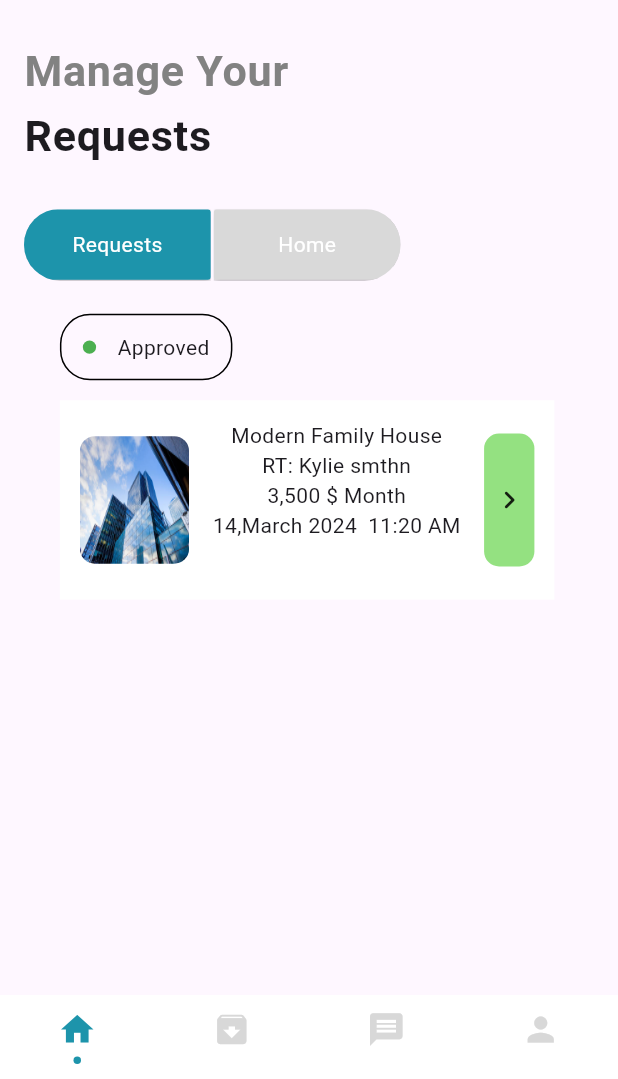
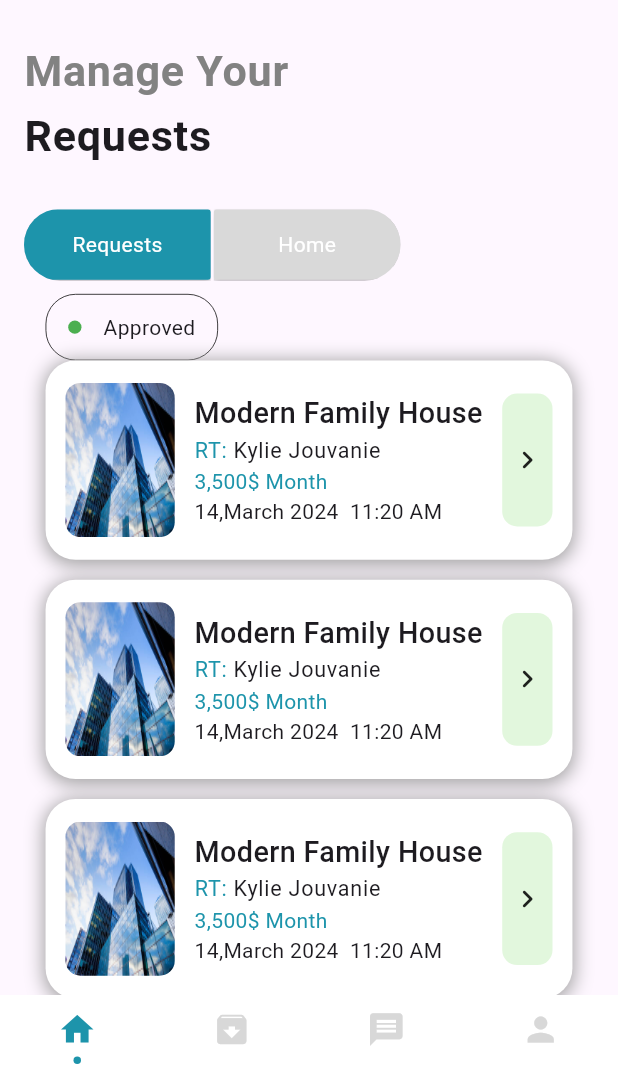
Before and after one commit to ahmad20066/real-estate, a Flutter app: the screen it shows after launch, after a tap on "Requests", on a phone screen of 412 x 824 dp, the part 157-1236 px from its top. Run offline on Flutter 3.47's test engine with Material 3 defaults, Android fonts, the phone set to English and light mode, and no system bars; drawn by our look-alikes of cached_network_image, persistent_bottom_nav_bar; our stand-ins replace dio, file_picker, flutter_image_compress, flutter_screenutil, get, get_storage and 3 more; network calls fail; project files that could hold a hidden picture were left out.

Commit message:
15/4/2024

```diff
--- a/lib/common/constants/colors.dart
+++ b/lib/common/constants/colors.dart
@@ -6,4 +6,6 @@ class AppColors {
   static const kPrimaryGreyColor = Color(0xFF828282);
   static const kLightGreyColor = Color(0xFFD9D9D9);
   static const kLightGreenColor = Color(0xFF94E181);
+  static const purpleColor = Color(0xFFD389C9);
+  static const blueColor = Color(0xFF2EB0C9);
 }
--- a/lib/common/widgets/custom_button.dart
+++ b/lib/common/widgets/custom_button.dart
@@ -8,6 +8,7 @@ class CustomButton extends StatelessWidget {
   final double height, width;
   final String text;
   final VoidCallback onTap;
+  final Color buttonColor;
 
   const CustomButton({
     Key? key,
@@ -15,6 +16,7 @@ class CustomButton extends StatelessWidget {
     this.height = 50,
     required this.text,
     required this.onTap,
+    this.buttonColor = AppColors.primaryColor
   }) : super(key: key);
 
   @override
@@ -28,7 +30,7 @@ class CustomButton extends StatelessWidget {
         width: width.w,
         decoration: BoxDecoration(
             borderRadius: BorderRadius.circular(5),
-            color: AppColors.primaryColor),
+            color: buttonColor),
         child: Text(
           text,
           style: TextStyle(color: Colors.white, fontSize: 20.sp),
--- a/lib/features/home/widgets/home_header.dart
+++ b/lib/features/home/widgets/home_header.dart
@@ -6,6 +6,9 @@ import 'package:real_estate/common/enums/home_enum.dart';
 import 'package:real_estate/features/home/controller/home_controller.dart';
 import 'package:real_estate/features/home/widgets/home_button.dart';
 import 'package:real_estate/features/home/widgets/home_user_info.dart';
+import 'package:real_estate/features/requests/widgets/request_widget.dart';
+import 'package:real_estate/features/requests/widgets/status_widget.dart';
+import 'package:real_estate/features/requests/widgets/requests_body.dart';
 
 // ignore: must_be_immutable
 class HomePageHeader extends StatelessWidget {
@@ -13,7 +16,8 @@ class HomePageHeader extends StatelessWidget {
   var controller = Get.find<HomeController>();
   @override
   Widget build(BuildContext context) {
-    return Column(
+    return SingleChildScrollView(
+      child: Column(
         crossAxisAlignment: CrossAxisAlignment.start,
         children: [
           const HomeUserInfo(),
@@ -52,7 +56,8 @@ class HomePageHeader extends StatelessWidget {
             () => Row(
               children: [
                 HomeButton(
-                isClicked: controller.currentScreen.value == HomeEnum.requests,
+                  isClicked:
+                      controller.currentScreen.value == HomeEnum.requests,
                   isRight: true,
                   onPressed: () {
                     controller.changeCurrentScreenStatus(HomeEnum.requests);
@@ -73,82 +78,15 @@ class HomePageHeader extends StatelessWidget {
               ],
             ),
           ),
-        SizedBox(
-          height: 15.h,
+          Obx(
+            () => controller.currentScreen.value == HomeEnum.home
+                ? Container(
+                    child: Text('HOME'),
+                  )
+                : RequestsBody()
           ),
-        Padding(
-          padding: EdgeInsets.symmetric(vertical: 10.h, horizontal: 25.w),
-          child: Column(
-            crossAxisAlignment: CrossAxisAlignment.start,
-            children: [
-              Container(
-                height: 50.h,
-                width: 120.w,
-                decoration: BoxDecoration(
-                  borderRadius: BorderRadius.circular(20),
-                  border: Border.all(color: Colors.black),
-                ),
-                child: Row(
-                  mainAxisAlignment: MainAxisAlignment.spaceEvenly,
-                  children: [
-                    CircleAvatar(
-                      backgroundColor: Colors.green,
-                      radius: 5.r,
-                    ),
-                    Text('Approved')
         ],
       ),
-              ),
-              SizedBox(
-                height: 15.h,
-              ),
-              Container(
-                height: 150.h,
-                width: 344.w,
-                padding: EdgeInsets.all(15.h),
-                decoration: BoxDecoration(
-                  color: Colors.white,
-                ),
-                child: Row(
-                  mainAxisAlignment: MainAxisAlignment.spaceBetween,
-                  children: [
-                    Container(
-                      width: 76.w,
-                      height: 96.h,
-                      child: ClipRRect(
-                          borderRadius: BorderRadius.circular(10),
-                          child: Image.asset(
-                            'assets/images/building.jpg',
-                            fit: BoxFit.fill,
-                          )),
-                    ), //
-                    Column(
-                      children: [
-                        Text("Modern Family House", style: Theme.of(context).textTheme.bodyMedium,),
-                        Text("RT: Kylie smthn"),
-                        Text("3,500 \$ Month"),
-                        Text("14,March 2024  11:20 AM")
-                      ],
-                    ),
-                    GestureDetector(
-                      child: Container(
-                        height: 100.h,
-                        width: 35.w,
-                        decoration: BoxDecoration(
-                            color: AppColors.kLightGreenColor,
-                            borderRadius: BorderRadius.circular(10)),
-                        child: Center(
-                          child: Icon(Icons.keyboard_arrow_right_rounded),
-                        ),
-                      ),
-                    )
-                  ],
-                ),
-              )
-            ],
-          ),
-        ),
-      ],
     );
   }
 }
--- /dev/null
+++ b/lib/features/requests/widgets/request_widget.dart
@@ -0,0 +1,100 @@
+import 'package:flutter/material.dart';
+import 'package:flutter_screenutil/flutter_screenutil.dart';
+import 'package:get/get.dart';
+import 'package:real_estate/common/constants/colors.dart';
+import 'package:real_estate/common/routes/app_routes.dart';
+
+class RequestWidget extends StatelessWidget {
+  final Color buttonColor;
+  RequestWidget({
+    required this.buttonColor,
+  });
+
+  @override
+  Widget build(BuildContext context) {
+    return Container(
+      height: 150.h,
+      width: 360.w,
+      padding: EdgeInsets.all(15.h),
+      margin: EdgeInsets.only(bottom: 15.h),
+      decoration: BoxDecoration(
+          color: Colors.white,
+          borderRadius: BorderRadius.circular(20),
+          boxShadow: const [
+            BoxShadow(
+              color: Colors.grey,
+              spreadRadius: 1,
+              blurRadius: 10,
+              offset: Offset(0, 2),
+            ),
+          ]),
+      child: Row(
+        mainAxisAlignment: MainAxisAlignment.spaceBetween,
+        children: [
+          Container(
+            width: 76.w,
+            height: 116.h,
+            child: ClipRRect(
+                borderRadius: BorderRadius.circular(10),
+                child: Image.asset(
+                  'assets/images/building.jpg',
+                  fit: BoxFit.fill,
+                )),
+          ), //
+          Column(
+            mainAxisAlignment: MainAxisAlignment.center,
+            crossAxisAlignment: CrossAxisAlignment.start,
+            children: [
+              Text(
+                "Modern Family House",
+                style: Theme.of(context)
+                    .textTheme
+                    .bodyMedium!
+                    .copyWith(fontSize: 20.sp, fontWeight: FontWeight.w500),
+              ),
+              RichText(
+                text: TextSpan(
+                  style: DefaultTextStyle.of(context).style,
+                  children: <TextSpan>[
+                    TextSpan(
+                      text: 'RT: ',
+                      style: Theme.of(context).textTheme.bodyLarge!.copyWith(
+                            color: AppColors.primaryColor,
+                            fontSize: 15.sp,
+                          ),
+                    ),
+                    TextSpan(
+                      text: 'Kylie Jouvanie',
+                      style: Theme.of(context).textTheme.bodyLarge!.copyWith(
+                            fontSize: 15.sp,
+                          ),
+                    ),
+                  ],
+                ),
+              ),
+              Text(
+                "3,500\$ Month",
+                style: TextStyle(color: AppColors.primaryColor),
+              ),
+              Text("14,March 2024  11:20 AM")
+            ],
+          ),
+          GestureDetector(
+            onTap: () {
+              Get.toNamed(AppRoute.requestDetailsUrl);
+            },
+            child: Container(
+              height: 100.h,
+              width: 35.w,
+              decoration: BoxDecoration(
+                  color: buttonColor, borderRadius: BorderRadius.circular(10)),
+              child: Center(
+                child: Icon(Icons.keyboard_arrow_right_rounded),
+              ),
+            ),
+          )
+        ],
+      ),
+    );
+  }
+}
--- /dev/null
+++ b/lib/features/requests/widgets/requests_body.dart
@@ -0,0 +1,52 @@
+import 'package:flutter/material.dart';
+import 'package:flutter_screenutil/flutter_screenutil.dart';
+import 'package:real_estate/common/constants/colors.dart';
+import 'package:real_estate/features/requests/widgets/request_widget.dart';
+import 'package:real_estate/features/requests/widgets/status_widget.dart';
+
+class RequestsBody extends StatelessWidget {
+  const RequestsBody({super.key});
+
+  @override
+  Widget build(BuildContext context) {
+    return Padding(
+      padding: EdgeInsets.symmetric(vertical: 10.h, horizontal: 15.w),
+      child: Column(
+        crossAxisAlignment: CrossAxisAlignment.start,
+        children: [
+          StatusWidget(
+            dotColor: Colors.green,
+            status: 'Approved',
+          ),
+          ListView.builder(
+            shrinkWrap: true,
+            physics: const NeverScrollableScrollPhysics(),
+            itemCount: 3,
+            itemBuilder: ((context, index) {
+              return RequestWidget(
+                buttonColor: AppColors.kLightGreenColor.withOpacity(0.27),
+              );
+            }),
+          ),
+          SizedBox(
+            height: 50.h,
+          ),
+          StatusWidget(
+            dotColor: AppColors.purpleColor,
+            status: 'Pending',
+          ),
+          ListView.builder(
+            shrinkWrap: true,
+            physics: const NeverScrollableScrollPhysics(),
+            itemCount: 3,
+            itemBuilder: ((context, index) {
+              return RequestWidget(
+                buttonColor: AppColors.purpleColor.withOpacity(0.27),
+              );
+            }),
+          ),
+        ],
+      ),
+    );
+  }
+}
--- /dev/null
+++ b/lib/features/requests/widgets/status_widget.dart
@@ -0,0 +1,33 @@
+import 'package:flutter/material.dart';
+import 'package:flutter_screenutil/flutter_screenutil.dart';
+
+class StatusWidget extends StatelessWidget {
+  final Color dotColor;
+  final String status;
+  StatusWidget({
+    required this.dotColor,
+    required this.status,
+  });
+
+  @override
+  Widget build(BuildContext context) {
+    return Container(
+      height: 50.h,
+      width: 120.w,
+      decoration: BoxDecoration(
+        borderRadius: BorderRadius.circular(20),
+        border: Border.all(color: Colors.black, width: 0.5),
+      ),
+      child: Row(
+        mainAxisAlignment: MainAxisAlignment.spaceEvenly,
+        children: [
+          CircleAvatar(
+            backgroundColor: dotColor,
+            radius: 5.r,
+          ),
+          Text(status)
+        ],
+      ),
+    );
+  }
+}
--- a/lib/main.dart
+++ b/lib/main.dart
@@ -1,6 +1,7 @@
 import 'package:flutter/material.dart';
 import 'package:flutter_screenutil/flutter_screenutil.dart';
 import 'package:get/get.dart';
+import 'package:real_estate/common/routes/app_routes.dart';
 import 'package:real_estate/features/mainlayout/page/main_layout.dart';
 
 void main() {
@@ -16,6 +17,7 @@ class MyApp extends StatelessWidget {
     return ScreenUtilInit(
       designSize: const Size(430, 930),
       child: GetMaterialApp(
+        getPages: AppRoute.pages,
         debugShowCheckedModeBanner: false,
         defaultTransition: Transition.rightToLeft,
         theme: ThemeData(
```
Also changed, not shown: lib/common/routes/app_routes.dart (+6 -28 lines), lib/features/requests/pages/request_details_page.dart (added, +54 -0 lines), lib/features/requests/widgets/request_details_widget.dart (added, +214 -0 lines). Lines whose indentation alone changed are shown as unchanged.
